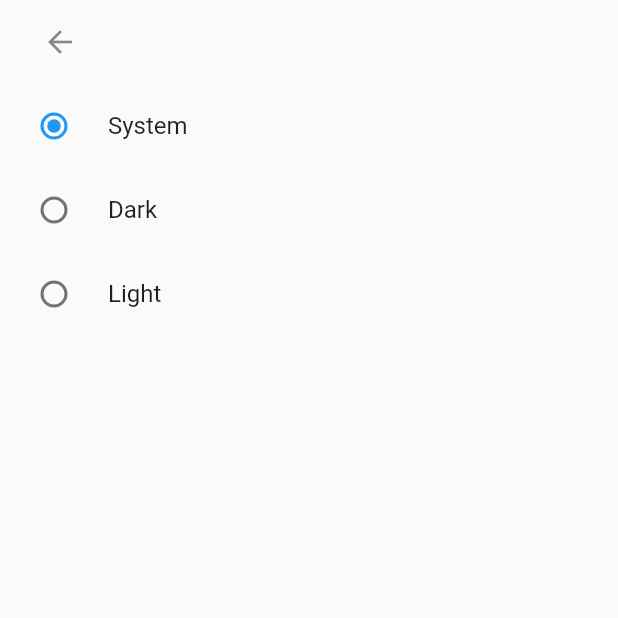
After one commit to 0eta0/flutter-demo-app, a Flutter app: the screen it shows after launch, item 2 of the bottom bar chosen, after a tap on "Dark/Light Mode", on a phone screen of 412 x 824 dp, the top half of it. The commit adds this screen. Run offline on Flutter 3.47's test engine with Material 2 defaults, Android fonts, the phone set to English and light mode, and no system bars; network calls fail.

Commit message:
feat: theme mode selection

```diff
--- a/lib/list_components/poke_list_item.dart
+++ b/lib/list_components/poke_list_item.dart
@@ -1,5 +1,5 @@
 import 'package:flutter/material.dart';
-import 'package:demo_app/views/poke_detail.dart';
+import 'package:demo_app/views/pokemon/poke_detail.dart';
 
 class PokeListItem extends StatelessWidget {
   const PokeListItem({Key? key, required this.index}) : super(key: key);
--- a/lib/views/settings.dart
+++ b/lib/views/settings/settings.dart
@@ -1,4 +1,5 @@
 import 'package:flutter/material.dart';
+import 'package:demo_app/views/settings/theme/theme_mode.dart';
 
 class Settings extends StatelessWidget {
   const Settings({Key? key}) : super(key: key);
@@ -7,9 +8,14 @@ class Settings extends StatelessWidget {
   Widget build(BuildContext context) {
     return ListView(
       children: [
-        const ListTile(
-          leading: Icon(Icons.lightbulb),
-          title: Text("Dark/Light Mode"),
+        ListTile(
+          leading: const Icon(Icons.lightbulb),
+          title: const Text("Dark/Light Mode"),
+          onTap: () => {
+            Navigator.of(context).push(MaterialPageRoute(
+              builder: (context) => const ThemeModeSelectionPage(),
+            )),
+          },
         ),
         SwitchListTile(
           title: const Text("Switch"),
--- /dev/null
+++ b/lib/views/settings/theme/theme_mode.dart
@@ -0,0 +1,41 @@
+import 'package:flutter/material.dart';
+
+class ThemeModeSelectionPage extends StatelessWidget {
+  const ThemeModeSelectionPage({Key? key}) : super(key: key);
+
+  @override
+  Widget build(BuildContext context) {
+    return Scaffold(
+      body: SafeArea(
+        child: Column(
+          children: [
+            ListTile(
+              leading: IconButton(
+                icon: const Icon(Icons.arrow_back),
+                onPressed: () => Navigator.pop(context),
+              ),
+            ),
+            RadioListTile<ThemeMode>(
+              value: ThemeMode.system,
+              groupValue: ThemeMode.system,
+              title: const Text('System'),
+              onChanged: (val) => {},
+            ),
+            RadioListTile<ThemeMode>(
+              value: ThemeMode.dark,
+              groupValue: ThemeMode.system,
+              title: const Text('Dark'),
+              onChanged: (val) => {},
+            ),
+            RadioListTile<ThemeMode>(
+              value: ThemeMode.light,
+              groupValue: ThemeMode.system,
+              title: const Text('Light'),
+              onChanged: (val) => {},
+            ),
+          ],
+        ),
+      ),
+    );
+  }
+}
--- a/lib/views/top_page.dart
+++ b/lib/views/top_page.dart
@@ -1,6 +1,6 @@
 import 'package:flutter/material.dart';
-import 'package:demo_app/views/poke_list.dart';
-import 'package:demo_app/views/settings.dart';
+import 'package:demo_app/views/pokemon/poke_list.dart';
+import 'package:demo_app/views/settings/settings.dart';
 
 class TopPage extends StatefulWidget {
   const TopPage({Key? key}) : super(key: key);
```
Also changed, not shown: lib/main.dart (line endings or trailing spaces), lib/views/pokemon/poke_detail.dart (renamed from lib/views/poke_detail.dart), lib/views/pokemon/poke_list.dart (renamed from lib/views/poke_list.dart).
